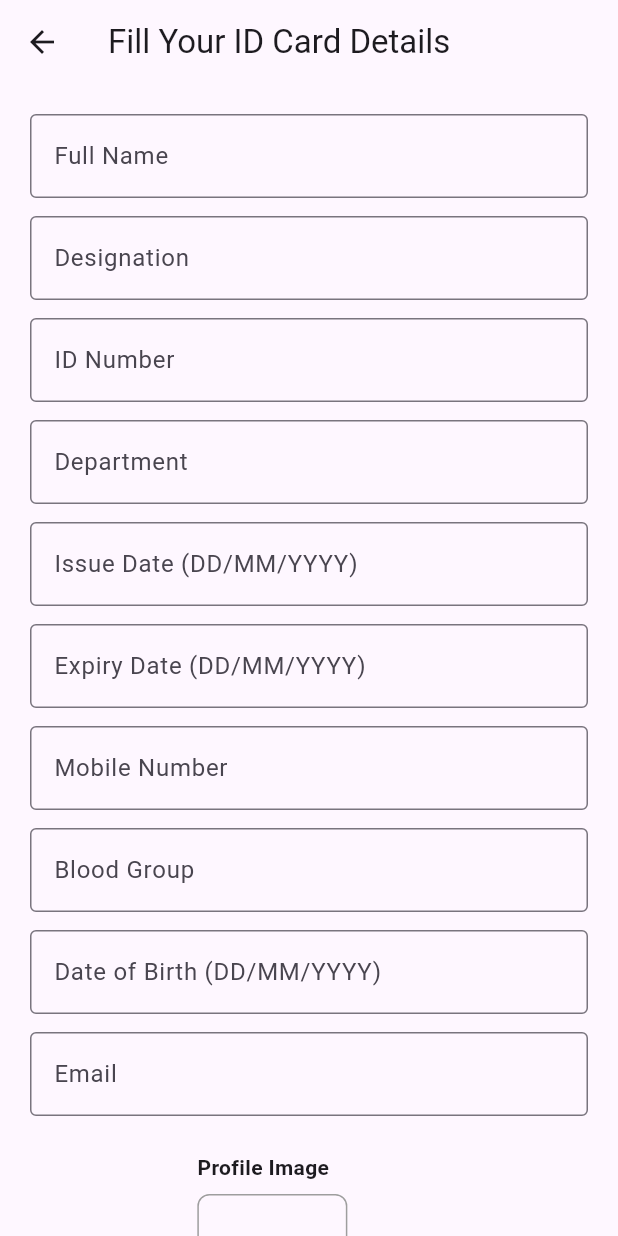
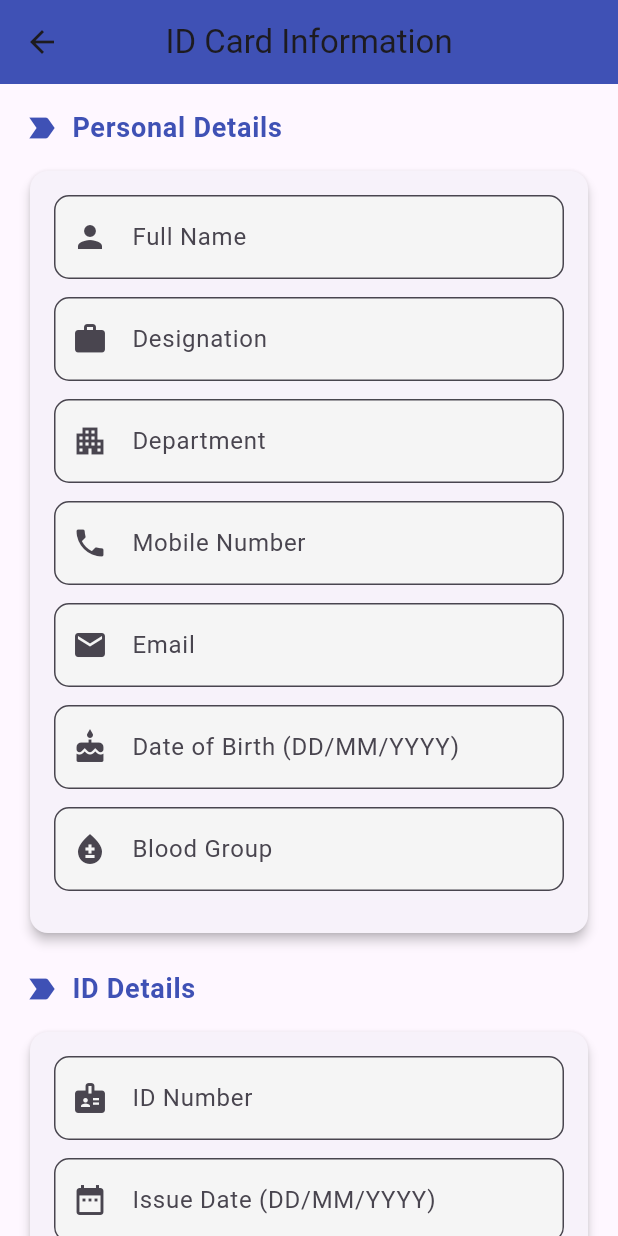
Before and after one commit to shubhamprakashrai/id_card_fronEnd, a Flutter app: the FormPage screen opened directly with empty values, on a phone screen of 412 x 824 dp. Run offline on Flutter 3.47's test engine with Material 3 defaults, Android fonts, the phone set to English and light mode, and no system bars; our stand-ins replace device_info_plus, dio, equatable, file_picker, flutter_bloc, flutter_dotenv and 10 more; missing offline and left inert: excel; accounts and stored records are empty.

Commit message:
working on form page

```diff
--- a/lib/core/router/route_names.dart
+++ b/lib/core/router/route_names.dart
@@ -6,7 +6,6 @@ class RouteName {
   static const String formView = '/formView';
   static const String importExcelPage = '/importExcelPage';
   static const String generateIds = '/generateIds';
-
   // Private constructor to prevent instantiation
   RouteName._();
 }
--- /dev/null
+++ b/lib/features/templete/presentation/widget/font_chip_widget/font_chip.dart
@@ -0,0 +1,29 @@
+import 'package:flutter/material.dart';
+
+class FontChip extends StatelessWidget {
+  final String font;
+  final bool isSelected;
+  final VoidCallback onTap;
+
+  const FontChip({
+    super.key,
+    required this.font,
+    required this.isSelected,
+    required this.onTap,
+  });
+
+  @override
+  Widget build(BuildContext context) {
+    return ChoiceChip(
+      label: Text(font),
+      selected: isSelected,
+      onSelected: (_) => onTap(),
+      selectedColor: Colors.blue.shade100,
+      backgroundColor: Colors.grey.shade200,
+      labelStyle: TextStyle(
+        fontFamily: font,
+        fontWeight: isSelected ? FontWeight.bold : FontWeight.normal,
+      ),
+    );
+  }
+}
--- a/lib/features/templete/presentation/widget/form_page.dart
+++ b/lib/features/templete/presentation/widget/form_page.dart
@@ -13,7 +13,6 @@ import 'templete/template_five.dart';
 class FormPage extends StatefulWidget {
   final int index;
   const FormPage({super.key, required this.index});
-
   @override
   State<FormPage> createState() => _FormPageState();
 }
@@ -33,7 +32,6 @@ class _FormPageState extends State<FormPage> {
   File? selectedImage;
   String? imagePath;
 
-  // Image Picker
   Future<void> pickImage() async {
     if (Platform.isAndroid) {
       if (await Permission.photos.request().isDenied &&
@@ -51,13 +49,21 @@ class _FormPageState extends State<FormPage> {
         selectedImage = File(image.path);
         imagePath = image.path;
       });
-      print("Image picked: ${image.path}");
-    } else {
-      print("No image selected.");
     }
   }
 
-  // Get template widget
+  Future<void> _selectDate(TextEditingController controller) async {
+    final DateTime? picked = await showDatePicker(
+      context: context,
+      initialDate: DateTime.now(),
+      firstDate: DateTime(1950),
+      lastDate: DateTime(2100),
+    );
+    if (picked != null) {
+      controller.text = "${picked.day}/${picked.month}/${picked.year}";
+    }
+  }
+
   Widget _getTemplateWidget(Employee employee) {
     switch (widget.index) {
       case 0:
@@ -110,10 +116,13 @@ class _FormPageState extends State<FormPage> {
 
     Navigator.push(
       context,
-      MaterialPageRoute(
-        builder: (_) => PreviewPage(
+      PageRouteBuilder(
+        pageBuilder: (_, __, ___) => PreviewPage(
           preview: _getTemplateWidget(employee),
         ),
+        transitionsBuilder: (_, animation, __, child) {
+          return FadeTransition(opacity: animation, child: child);
+        },
       ),
     );
   }
@@ -134,16 +143,18 @@ class _FormPageState extends State<FormPage> {
   }
 
   Widget buildTextField(String label, TextEditingController controller,
-      {TextInputType type = TextInputType.text}) {
-    return Padding(
-      padding: const EdgeInsets.only(bottom: 12),
-      child: TextField(
+      {TextInputType type = TextInputType.text, IconData? icon, VoidCallback? onTap}) {
+    return TextField(
       controller: controller,
       keyboardType: type,
+      readOnly: onTap != null,
+      onTap: onTap,
       decoration: InputDecoration(
         labelText: label,
-          border: const OutlineInputBorder(),
-        ),
+        prefixIcon: icon != null ? Icon(icon) : null,
+        border: OutlineInputBorder(borderRadius: BorderRadius.circular(10)),
+        filled: true,
+        fillColor: Colors.grey.shade100,
       ),
     );
   }
@@ -152,68 +163,159 @@ class _FormPageState extends State<FormPage> {
     return Column(
       crossAxisAlignment: CrossAxisAlignment.start,
       children: [
-        const Text(
-          "Profile Image",
-          style: TextStyle(fontWeight: FontWeight.bold),
+        Center(
+          child: Container(
+            decoration: BoxDecoration(
+              borderRadius: BorderRadius.circular(12),
+              boxShadow: [
+                BoxShadow(
+                  color: Colors.black26,
+                  blurRadius: 6,
+                  offset: const Offset(0, 4),
                 ),
-        const SizedBox(height: 8),
-        selectedImage != null
+              ],
+            ),
+            child: selectedImage != null
                 ? ClipRRect(
-          borderRadius: BorderRadius.circular(8),
+                    borderRadius: BorderRadius.circular(12),
                     child: Image.file(
                       selectedImage!,
-            width: 100,
-            height: 100,
+                      width: 120,
+                      height: 120,
                       fit: BoxFit.cover,
                     ),
                   )
                 : Container(
-          width: 100,
-          height: 100,
+                    width: 120,
+                    height: 120,
                     decoration: BoxDecoration(
+                      color: Colors.grey.shade200,
+                      borderRadius: BorderRadius.circular(12),
                       border: Border.all(color: Colors.grey),
-            borderRadius: BorderRadius.circular(8),
                     ),
-          alignment: Alignment.center,
-          child: const Text("No image"),
+                    child: const Icon(Icons.person, size: 50, color: Colors.grey),
                   ),
-        const SizedBox(height: 8),
-        ElevatedButton.icon(
+          ),
+        ),
+        const SizedBox(height: 10),
+        Center(
+          child: ElevatedButton.icon(
             onPressed: pickImage,
-          icon: const Icon(Icons.image),
-          label: const Text("Select Image"),
+            icon: const Icon(Icons.image, color: Colors.white),
+            label: const Text("Choose Image", style: TextStyle(color: Colors.white)),
+            style: ElevatedButton.styleFrom(
+              backgroundColor: Colors.indigo,
+              shape: RoundedRectangleBorder(borderRadius: BorderRadius.circular(10)),
+            ),
+          ),
         ),
       ],
+    );
+  }
+
+  Widget buildSectionTitle(String title) {
+    return Row(
+      children: [
+        const Icon(Icons.label_important, color: Colors.indigo),
+        const SizedBox(width: 8),
+        Text(
+          title,
+          style: const TextStyle(
+            fontSize: 18,
+            fontWeight: FontWeight.w600,
+            color: Colors.indigo,
+            letterSpacing: 0.5,
+          ),
+        ),
+      ],
+    );
+  }
+
+  Widget _buildCard(List<Widget> children) {
+    return Card(
+      elevation: 3,
+      shape: RoundedRectangleBorder(borderRadius: BorderRadius.circular(12)),
+      child: Padding(
+        padding: const EdgeInsets.all(16),
+        child: Column(
+          children: children
+              .map((e) => Padding(
+                    padding: const EdgeInsets.only(bottom: 12),
+                    child: e,
+                  ))
+              .toList(),
+        ),
+      ),
     );
   }
 
   @override
   Widget build(BuildContext context) {
     return Scaffold(
-      appBar: AppBar(title: const Text("Fill Your ID Card Details")),
-      body: SingleChildScrollView(
-        padding: const EdgeInsets.all(20),
+      appBar: AppBar(
+        title: const Text("ID Card Information"),
+        centerTitle: true,
+        backgroundColor: Colors.indigo,
+      ),
+      body: SafeArea(
+        child: SingleChildScrollView(
+          padding: const EdgeInsets.all(16),
           child: Column(
+            crossAxisAlignment: CrossAxisAlignment.start,
             children: [
-            buildTextField("Full Name", fullNameController),
-            buildTextField("Designation", designationController),
-            buildTextField("ID Number", idNumberController),
-            buildTextField("Department", departmentController),
-            buildTextField("Issue Date (DD/MM/YYYY)", issueDateController),
-            buildTextField("Expiry Date (DD/MM/YYYY)", expiryDateController),
-            buildTextField("Mobile Number", mobileNumberController, type: TextInputType.phone),
-            buildTextField("Blood Group", bloodGroupController),
-            buildTextField("Date of Birth (DD/MM/YYYY)", dobController),
-            buildTextField("Email", emailController, type: TextInputType.emailAddress),
+              buildSectionTitle("Personal Details"),
+              const SizedBox(height: 12),
+              _buildCard([
+                buildTextField("Full Name", fullNameController, icon: Icons.person),
+                buildTextField("Designation", designationController, icon: Icons.work),
+                buildTextField("Department", departmentController, icon: Icons.apartment),
+                buildTextField("Mobile Number", mobileNumberController,
+                    type: TextInputType.phone, icon: Icons.phone),
+                buildTextField("Email", emailController,
+                    type: TextInputType.emailAddress, icon: Icons.email),
+                buildTextField("Date of Birth (DD/MM/YYYY)", dobController,
+                    icon: Icons.cake, onTap: () => _selectDate(dobController)),
+                buildTextField("Blood Group", bloodGroupController, icon: Icons.bloodtype),
+              ]),
 
+              const SizedBox(height: 20),
+              buildSectionTitle("ID Details"),
               const SizedBox(height: 12),
+              _buildCard([
+                buildTextField("ID Number", idNumberController, icon: Icons.badge),
+                buildTextField("Issue Date (DD/MM/YYYY)", issueDateController,
+                    icon: Icons.date_range, onTap: () => _selectDate(issueDateController)),
+                buildTextField("Expiry Date (DD/MM/YYYY)", expiryDateController,
+                    icon: Icons.event, onTap: () => _selectDate(expiryDateController)),
+              ]),
+
+              const SizedBox(height: 20),
+              buildSectionTitle("Photo"),
+              const SizedBox(height: 8),
               buildImagePicker(),
-            const SizedBox(height: 20),
-            ElevatedButton(
+
+              const SizedBox(height: 24),
+              Center(
+                child: SizedBox(
+                  width: double.infinity,
+                  child: ElevatedButton(
                     onPressed: onPreview,
-              child: const Text("Preview"),
+                    style: ElevatedButton.styleFrom(
+                      padding: const EdgeInsets.symmetric(vertical: 14),
+                      backgroundColor: Colors.indigo,
+                      shape: RoundedRectangleBorder(
+                        borderRadius: BorderRadius.circular(10),
+                      ),
+                    ),
+                    child: const Text(
+                      "Preview ID Card",
+                      style: TextStyle(fontSize: 16, color: Colors.white),
+                    ),
+                  ),
+                ),
               ),
             ],
+          ),
         ),
       ),
     );
--- a/lib/features/templete/presentation/widget/template_manager/template_manager.dart
+++ b/lib/features/templete/presentation/widget/template_manager/template_manager.dart
@@ -7,6 +7,7 @@ import 'package:id_card_front_end/features/templete/presentation/widget/templete
 import 'package:id_card_front_end/features/templete/presentation/widget/templete/template_two.dart';
 
 class TemplateManager{
+
   static Employee get dummyEmployee => Employee(
     fullName: 'John Doe',
     designation: 'Senior Developer',
@@ -57,7 +58,6 @@ class TemplateManager{
 class TemplateModel{
   final String name;
   final Widget template;
-
   const TemplateModel({
     required this.name,
     required this.template,
--- a/pubspec.yaml
+++ b/pubspec.yaml
@@ -58,6 +58,7 @@ dependencies:
   pdf:
   printing:
   device_info_plus:
+  google_fonts: ^6.2.1
 
 dev_dependencies:
   flutter_test:
```
Also changed, not shown: lib/features/templete/presentation/widget/preview_page.dart (+0 -33 lines), lib/features/templete/manager/templete_form_bloc.dart (added), lib/features/templete/manager/templete_form_event.dart (added), lib/features/templete/manager/templete_form_state.dart (added), pubspec.lock. Lines whose indentation alone changed are shown as unchanged.
